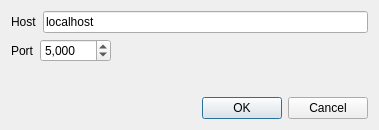
First picture: the form in server_config_dialog.ui, repository byteroad/pygeoapi_config, before the edit.
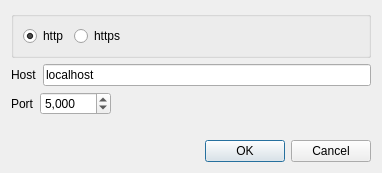
Second picture: the form after the edit.

Commit message: - added option to specify server protocol

Patch:
```diff
--- a/server_config_dialog.ui
+++ b/server_config_dialog.ui
@@ -6,14 +6,53 @@
    <rect>
     <x>0</x>
     <y>0</y>
-    <width>379</width>
-    <height>130</height>
+    <width>382</width>
+    <height>173</height>
    </rect>
   </property>
   <property name="windowTitle">
    <string>Dialog</string>
   </property>
   <layout class="QVBoxLayout" name="verticalLayout">
+   <item>
+    <widget class="QGroupBox" name="serverGroupBox">
+     <property name="title">
+      <string/>
+     </property>
+     <layout class="QGridLayout" name="gridLayout">
+      <item row="0" column="0">
+       <widget class="QRadioButton" name="radioHttp">
+        <property name="text">
+         <string>http</string>
+        </property>
+        <property name="checked">
+         <bool>true</bool>
+        </property>
+       </widget>
+      </item>
+      <item row="0" column="1">
+       <widget class="QRadioButton" name="radioHttps">
+        <property name="text">
+         <string>https</string>
+        </property>
+       </widget>
+      </item>
+      <item row="0" column="2">
+       <spacer name="horizontalSpacer_2">
+        <property name="orientation">
+         <enum>Qt::Horizontal</enum>
+        </property>
+        <property name="sizeHint" stdset="0">
+         <size>
+          <width>40</width>
+          <height>20</height>
+         </size>
+        </property>
+       </spacer>
+      </item>
+     </layout>
+    </widget>
+   </item>
    <item>
     <layout class="QHBoxLayout" name="serverHorizontalLayout">
      <item>
```
The commit also changes 2 other files.
